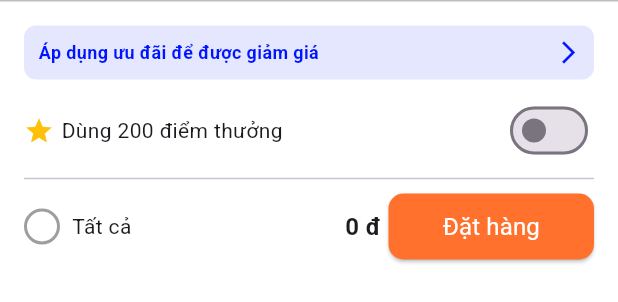
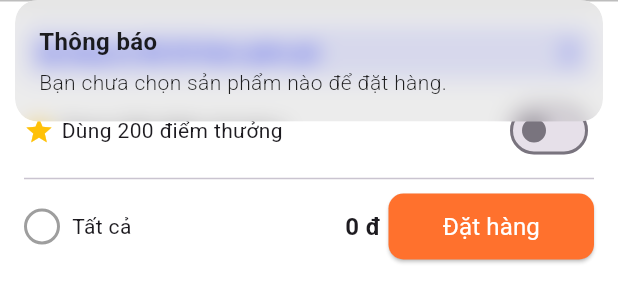
Before and after one commit to Vinhhoang-1312/izi-flutter-sample, a Flutter app: the CartSummary widget shown alone on an empty page, opened directly with empty values, after a tap on "Đặt hàng", on a phone screen of 412 x 824 dp. Shown: the top 302 px of the screen. Run offline on Flutter 3.47's test engine with Material 3 defaults, Android fonts, the phone set to English and light mode, and no system bars; our stand-ins replace dio, dotted_border, flutter_switch, font_awesome_flutter, get, get_storage and 3 more; accounts and stored records are empty; network calls fail.

Commit message:
ádasdas

```diff
--- /dev/null
+++ b/lib/controllers/order_controller.dart
@@ -0,0 +1,33 @@
+import 'package:get/get.dart';
+import 'cart_controller.dart'; // 🔥 Thêm dòng này để import CartController
+
+class OrderController extends GetxController {
+  final RxList<Map<String, dynamic>> orders = <Map<String, dynamic>>[].obs;
+
+  void placeOrder(String userId, List<Map<String, dynamic>> cartItems) {
+    final selectedItems = cartItems.where((item) => item['selected']).toList();
+
+    if (selectedItems.isEmpty) {
+      Get.snackbar("Thông báo", "Bạn chưa chọn sản phẩm nào để đặt hàng.");
+      return;
+    }
+
+    final order = {
+      'userId': userId,
+      'items': selectedItems,
+      'totalPrice': selectedItems.fold<num>(
+          0,
+          (sum, item) =>
+              (sum ?? 0) +
+              (((item['price'] as num?) ?? 0) *
+                  ((item['quantity'] as num?) ?? 0))),
+      'timestamp': DateTime.now().toString(),
+    };
+
+    orders.add(order);
+    Get.snackbar("Thành công", "Đơn hàng của bạn đã được đặt.");
+
+    // Xóa sản phẩm đã đặt khỏi giỏ hàng
+    Get.find<CartController>().removeSelectedItems(userId);
+  }
+}
--- a/lib/screens/home_page.dart
+++ b/lib/screens/home_page.dart
@@ -6,7 +6,7 @@ import '../widgets/home_widgets/product_section.dart';
 import '../widgets/home_widgets/banner_slider.dart';
 import '../widgets/home_widgets/best_seller.dart';
 import 'package:get/get.dart';
-import '../controller/product.dart';
+import '../controllers/product.dart';
 
 class HomePage extends StatelessWidget {
   HomePage({super.key}) {
--- a/lib/widgets/cart_widgets/cart_summary.dart
+++ b/lib/widgets/cart_widgets/cart_summary.dart
@@ -1,11 +1,15 @@
 import 'package:flutter/material.dart';
 import 'package:intl/intl.dart'; // Định dạng số tiền VNĐ
+import '../../controllers/order_controller.dart';
+import 'package:get/get.dart';
 
 class CartSummary extends StatefulWidget {
-  final int totalPrice;
+  final num totalPrice;
   final bool isAllSelected;
   final Function(bool?) onSelectAll; // Corrected type
   final VoidCallback onOrderPressed; // Thuộc tính mới
+  final String userId; // ➕ Thêm userId
+  final List<Map<String, dynamic>> cartItems; // ➕ Thêm cartItems
 
   const CartSummary({
     super.key,
@@ -13,6 +17,8 @@ class CartSummary extends StatefulWidget {
     required this.isAllSelected,
     required this.onSelectAll,
     required this.onOrderPressed, // Thuộc tính mới
+    required this.userId, // ➕ Nhận userId
+    required this.cartItems, // ➕ Nhận danh sách sản phẩm
   });
 
   @override
@@ -119,19 +125,28 @@ class _CartSummaryState extends State<CartSummary> {
               Row(
                 children: [
                   Text(
-                    "${currencyFormat.format(widget.totalPrice)} đ",
+                    "${currencyFormat.format(widget.totalPrice.round())} đ",
                     style: const TextStyle(
                         fontWeight: FontWeight.bold, fontSize: 16),
                   ),
                   const SizedBox(width: 5), // Điều chỉnh khoảng cách
                   ElevatedButton(
-                    onPressed: widget.onOrderPressed, // Use new property
+                    onPressed: () {
+                      // ✅ Kiểm tra giá trị trước khi đặt hàng
+                      print("🔍 Kiểm tra dữ liệu trước khi đặt hàng:");
+                      print("📌 User ID: ${widget.userId}");
+                      print("🛒 Cart Items: ${widget.cartItems}");
+                      final orderController =
+                          Get.find<OrderController>(); // Lấy OrderController
+                      orderController.placeOrder(
+                          widget.userId, widget.cartItems);
+                    },
                     style: ElevatedButton.styleFrom(
                       backgroundColor: const Color(0xFFFF712D),
                       shape: RoundedRectangleBorder(
                         borderRadius: BorderRadius.circular(10),
                       ),
-                      minimumSize: const Size(137, 44), // Adjust size as needed
+                      minimumSize: const Size(137, 44),
                     ),
                     child: const Text("Đặt hàng",
                         style: TextStyle(fontSize: 16, color: Colors.white)),
--- a/lib/widgets/home_widgets/best_seller.dart
+++ b/lib/widgets/home_widgets/best_seller.dart
@@ -1,6 +1,6 @@
 import 'package:flutter/material.dart';
 import 'package:get/get.dart';
-import '../../controller/product.dart'; // Import ProductController
+import '../../controllers/product.dart'; // Import ProductController
 
 class BestSeller extends StatefulWidget {
   const BestSeller({super.key});
--- a/lib/widgets/home_widgets/flash_sale.dart
+++ b/lib/widgets/home_widgets/flash_sale.dart
@@ -1,6 +1,6 @@
 import 'package:flutter/material.dart';
 import 'package:get/get.dart';
-import '../../controller/product.dart'; // Import ProductController
+import '../../controllers/product.dart'; // Import ProductController
 
 class FlashSale extends StatefulWidget {
   const FlashSale({super.key});
```
Also changed, not shown: lib/bindings/product_binding.dart (+9 -0 lines), lib/controllers/auth_controller.dart (added, +30 -0 lines), lib/controllers/cart_controller.dart (added, +74 -0 lines), lib/screens/home_screen.dart (+14 -7 lines), lib/screens/productDetail_screen.dart (added, +81 -0 lines), lib/screens/screen.dart (+16 -7 lines), lib/services/auth_service.dart (+7 -1 lines), lib/widgets/home_widgets/product_section.dart (+37 -8 lines), lib/controllers/product.dart (renamed from lib/controller/product.dart), lib/controllers/product_binding.dart (renamed from lib/controller/product_binding.dart).
